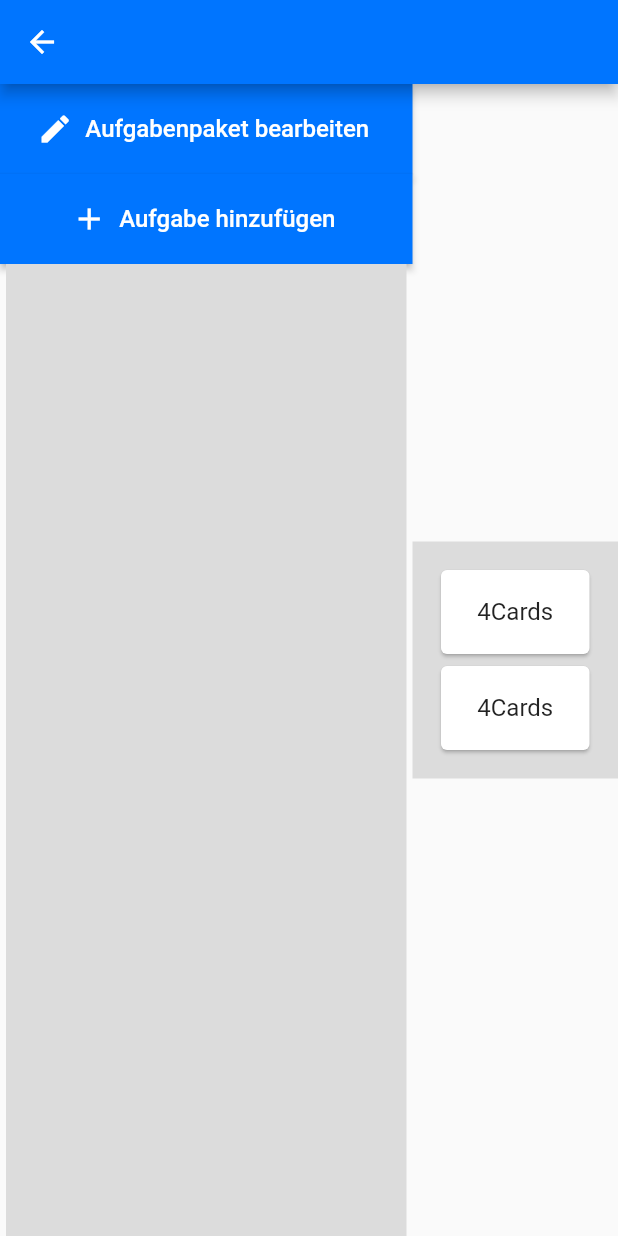
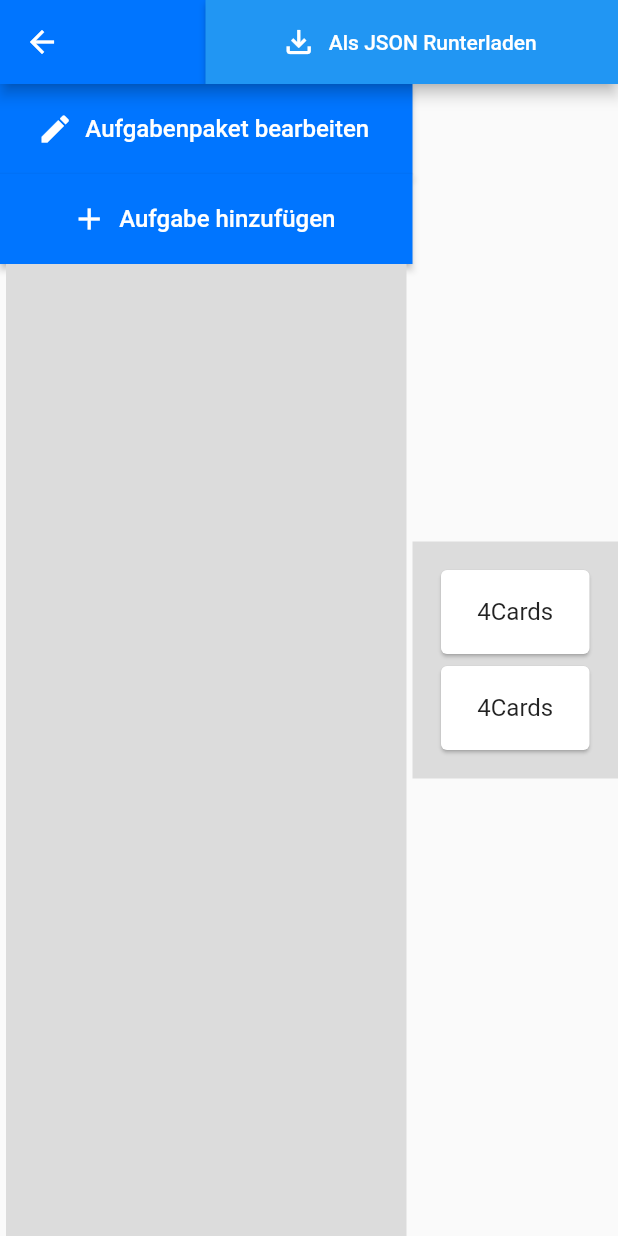
Before and after one commit to Larisio/Lama-Taskset-Webapp, a Flutter app: the CreateTasksetScreen screen opened by its route, after a tap on "Aufgabe hinzufügen", on a phone screen of 412 x 824 dp. Run offline on Flutter 3.47's test engine with Material 2 defaults, Android fonts, the light colour scheme and no system bars; our stand-ins replace bloc, flutter_bloc, google_fonts.

Commit message:
add download button

```diff
--- a/lama_taskset_webapp/lib/src/bloc/createTasksetBloc/create_taskset_event.dart
+++ b/lama_taskset_webapp/lib/src/bloc/createTasksetBloc/create_taskset_event.dart
@@ -1,6 +1,8 @@
 import 'package:lama_taskset_webapp/src/tasks/task.dart';
 
 abstract class CreateTasksetEvent {}
+
+class TasksetJsonDownload extends CreateTasksetEvent {}
 
 //Editing Events
 class EditTasksetEvent extends CreateTasksetEvent {}
--- a/lama_taskset_webapp/lib/src/screens/create_taskset_screen.dart
+++ b/lama_taskset_webapp/lib/src/screens/create_taskset_screen.dart
@@ -24,7 +24,22 @@ class _CreateTasksetScreenState extends State<CreateTasksetScreen> {
   @override
   Widget build(BuildContext context) {
     return Scaffold(
-      appBar: AppBar(backgroundColor: UtilsColors.bluePrimary),
+      appBar: AppBar(
+        backgroundColor: UtilsColors.bluePrimary,
+        actions: [
+          ElevatedButton.icon(
+            onPressed: () => {},
+            icon: Icon(Icons.file_download_outlined),
+            label: Text("Als JSON Runterladen"),
+            style: ElevatedButton.styleFrom(
+              minimumSize: Size(_sideBarWith, 0),
+              shape: BeveledRectangleBorder(
+                borderRadius: BorderRadius.circular(0),
+              ),
+            ),
+          ),
+        ],
+      ),
       body: Row(
         children: [
           Column(
@@ -88,7 +103,9 @@ class _CreateTasksetScreenState extends State<CreateTasksetScreen> {
       style: ElevatedButton.styleFrom(
         minimumSize: Size(_sideBarWith, 60),
         primary: UtilsColors.bluePrimary,
-        shape: BeveledRectangleBorder(borderRadius: BorderRadius.circular(0)),
+        shape: BeveledRectangleBorder(
+          borderRadius: BorderRadius.circular(0),
+        ),
       ),
     );
   }
@@ -105,7 +122,9 @@ class _CreateTasksetScreenState extends State<CreateTasksetScreen> {
       style: ElevatedButton.styleFrom(
         minimumSize: Size(_sideBarWith, 60),
         primary: UtilsColors.bluePrimary,
-        shape: BeveledRectangleBorder(borderRadius: BorderRadius.circular(0)),
+        shape: BeveledRectangleBorder(
+          borderRadius: BorderRadius.circular(0),
+        ),
       ),
     );
   }
```
